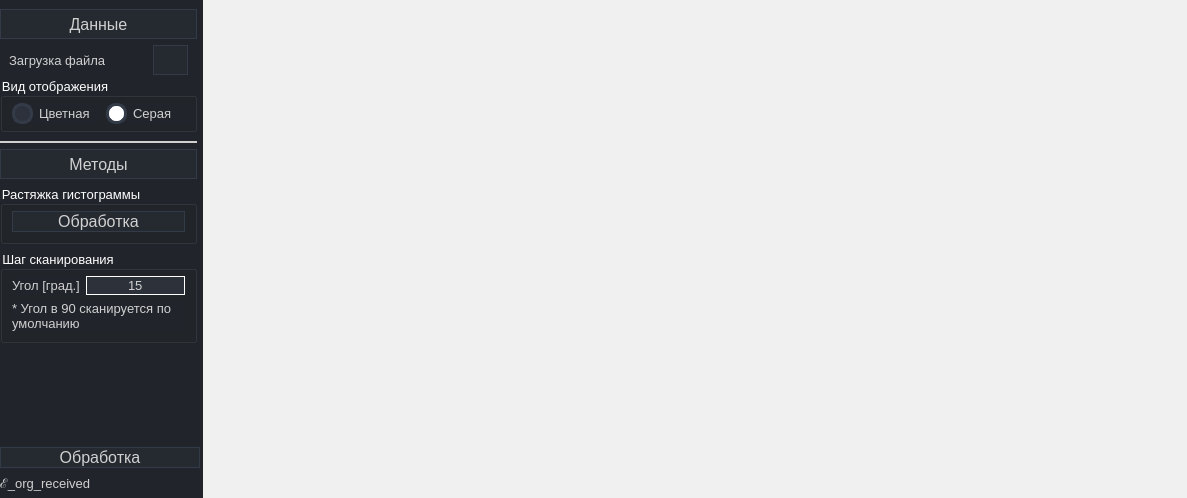
SkorEgor/X_ray, file gui.ui: the form before one commit.
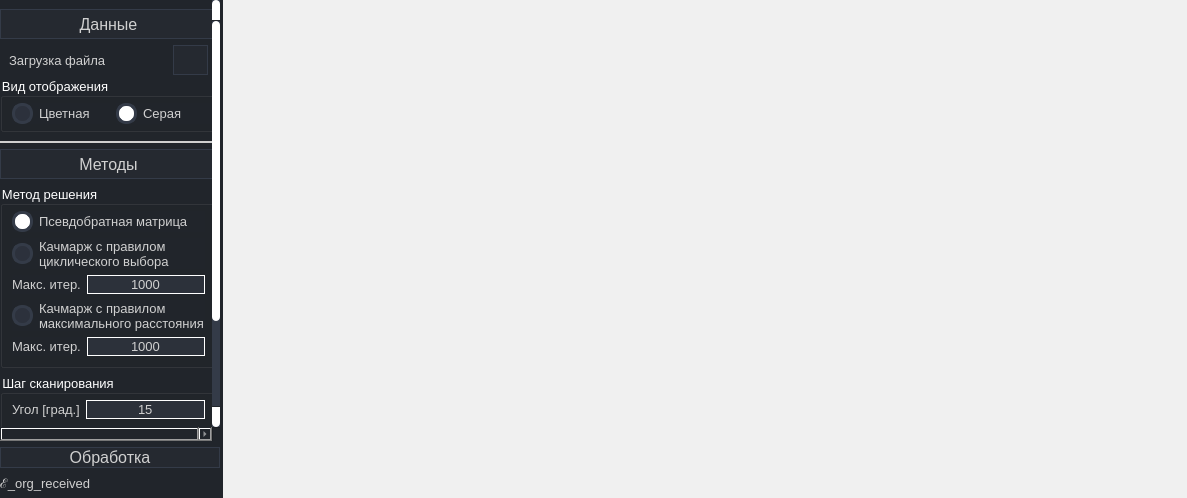
The form after the commit. Icons and pictures are not drawn.

Commit message: new solution methods

```diff
--- a/gui.ui
+++ b/gui.ui
@@ -240,13 +240,13 @@
        <widget class="QWidget" name="widget_menu" native="true">
         <property name="minimumSize">
          <size>
-          <width>200</width>
+          <width>220</width>
           <height>0</height>
          </size>
         </property>
         <property name="maximumSize">
          <size>
-          <width>200</width>
+          <width>220</width>
           <height>16777215</height>
          </size>
         </property>
@@ -276,8 +276,8 @@
              <rect>
               <x>0</x>
               <y>0</y>
-              <width>200</width>
-              <height>443</height>
+              <width>212</width>
+              <height>542</height>
              </rect>
             </property>
             <layout class="QVBoxLayout" name="verticalLayout_2">
@@ -522,9 +522,9 @@
                    </sizepolicy>
                   </property>
                   <property name="title">
-                   <string>Растяжка гистограммы</string>
+                   <string>Метод решения</string>
                   </property>
-                  <layout class="QVBoxLayout" name="layout_stretch" stretch="0">
+                  <layout class="QVBoxLayout" name="layout_solution_method" stretch="0,0,0,0,0">
                    <property name="spacing">
                     <number>6</number>
                    </property>
@@ -541,38 +541,114 @@
                     <number>9</number>
                    </property>
                    <item>
-                    <widget class="QPushButton" name="pushButton_stretch">
-                     <property name="styleSheet">
-                      <string notr="true">
-QPushButton {
-	font-size: 10pt;
-	background-color:rgb(37, 41, 48);/* задает цвет фона */
-	display: inline-block;							/* пределяет, будет ли элемент обрабатываться как блочный или встроенный элемент */
-	border: 1px solid rgb(52, 59, 72);		/* задает границу элемента */
-
-	/* задает иконку */
-	background-position: left center;							/* выравнивание иконки */
-	background-repeat: no-repeat;								/* повторять иконку */
-} 
-
-/* срабатывает, когда пользователь наводит на элемент мышью */
-QPushButton:hover {
-	background-color:rgb(40, 44, 52);			/* задаем цвет фона */
-	border: none;												/* без границ */
-}
-
-
-/* срабатывает, при нажатии*/
-QPushButton:pressed      {
-	background-color:rgb(170, 170, 170);		/* задаем цвет фона */
-	color: rgb(181, 181, 181);
-	border: none;												/* без границ */
-}
-/*</string>
+                    <widget class="QRadioButton" name="radioButton_pseudoinverse_matrix_method">
+                     <property name="text">
+                      <string>Псевдобратная матрица</string>
                      </property>
+                     <property name="checkable">
+                      <bool>true</bool>
+                     </property>
+                     <property name="checked">
+                      <bool>true</bool>
+                     </property>
+                    </widget>
+                   </item>
+                   <item>
+                    <widget class="QRadioButton" name="radioButton_method_karchmargin_cyclical">
                      <property name="text">
-                      <string>Обработка</string>
+                      <string>Качмарж с правилом
+циклического выбора</string>
                      </property>
+                     <property name="shortcut">
+                      <string/>
+                     </property>
+                     <property name="checked">
+                      <bool>false</bool>
+                     </property>
+                     <property name="autoRepeat">
+                      <bool>false</bool>
+                     </property>
+                     <property name="autoExclusive">
+                      <bool>true</bool>
+                     </property>
+                    </widget>
+                   </item>
+                   <item>
+                    <widget class="QWidget" name="widget_max_number_iterations_cyclical" native="true">
+                     <layout class="QHBoxLayout" name="layout_max_number_iterations_cyclical">
+                      <property name="leftMargin">
+                       <number>0</number>
+                      </property>
+                      <property name="topMargin">
+                       <number>0</number>
+                      </property>
+                      <property name="rightMargin">
+                       <number>0</number>
+                      </property>
+                      <property name="bottomMargin">
+                       <number>0</number>
+                      </property>
+                      <item>
+                       <widget class="QLabel" name="label_text_max_number_iterations_cyclical">
+                        <property name="text">
+                         <string>Макс. итер.</string>
+                        </property>
+                       </widget>
+                      </item>
+                      <item>
+                       <widget class="QLineEdit" name="lineEdit_max_number_iterations_cyclical">
+                        <property name="text">
+                         <string>1000</string>
+                        </property>
+                        <property name="alignment">
+                         <set>Qt::AlignCenter</set>
+                        </property>
+                       </widget>
+                      </item>
+                     </layout>
+                    </widget>
+                   </item>
+                   <item>
+                    <widget class="QRadioButton" name="radioButton_method_karchmargin_max_distance">
+                     <property name="text">
+                      <string>Качмарж с правилом
+максимального расстояния</string>
+                     </property>
+                    </widget>
+                   </item>
+                   <item>
+                    <widget class="QWidget" name="widget_max_number_iterations_max_distance" native="true">
+                     <layout class="QHBoxLayout" name="layout_max_number_iterations_max_distance">
+                      <property name="leftMargin">
+                       <number>0</number>
+                      </property>
+                      <property name="topMargin">
+                       <number>0</number>
+                      </property>
+                      <property name="rightMargin">
+                       <number>0</number>
+                      </property>
+                      <property name="bottomMargin">
+                       <number>0</number>
+                      </property>
+                      <item>
+                       <widget class="QLabel" name="label_text_max_number_iterations_max_distance">
+                        <property name="text">
+                         <string>Макс. итер.</string>
+                        </property>
+                       </widget>
+                      </item>
+                      <item>
+                       <widget class="QLineEdit" name="lineEdit_max_number_iterations_max_distance">
+                        <property name="text">
+                         <string>1000</string>
+                        </property>
+                        <property name="alignment">
+                         <set>Qt::AlignCenter</set>
+                        </property>
+                       </widget>
+                      </item>
+                     </layout>
                     </widget>
                    </item>
                   </layout>
```
Left out of the diff: 34 changed lines with no effect on the pictures. The commit also changes 3 other files.
